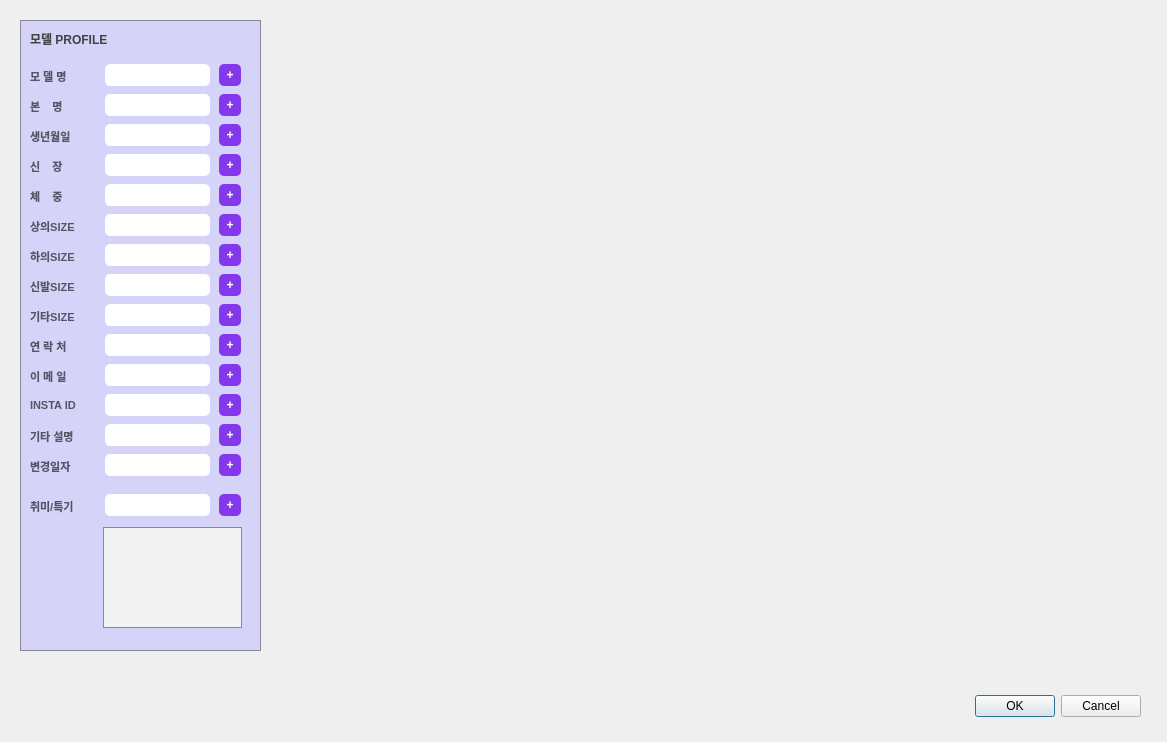
Old version of the form model_manager/model_info_window.ui in the repository ahns13/model_mng_program.
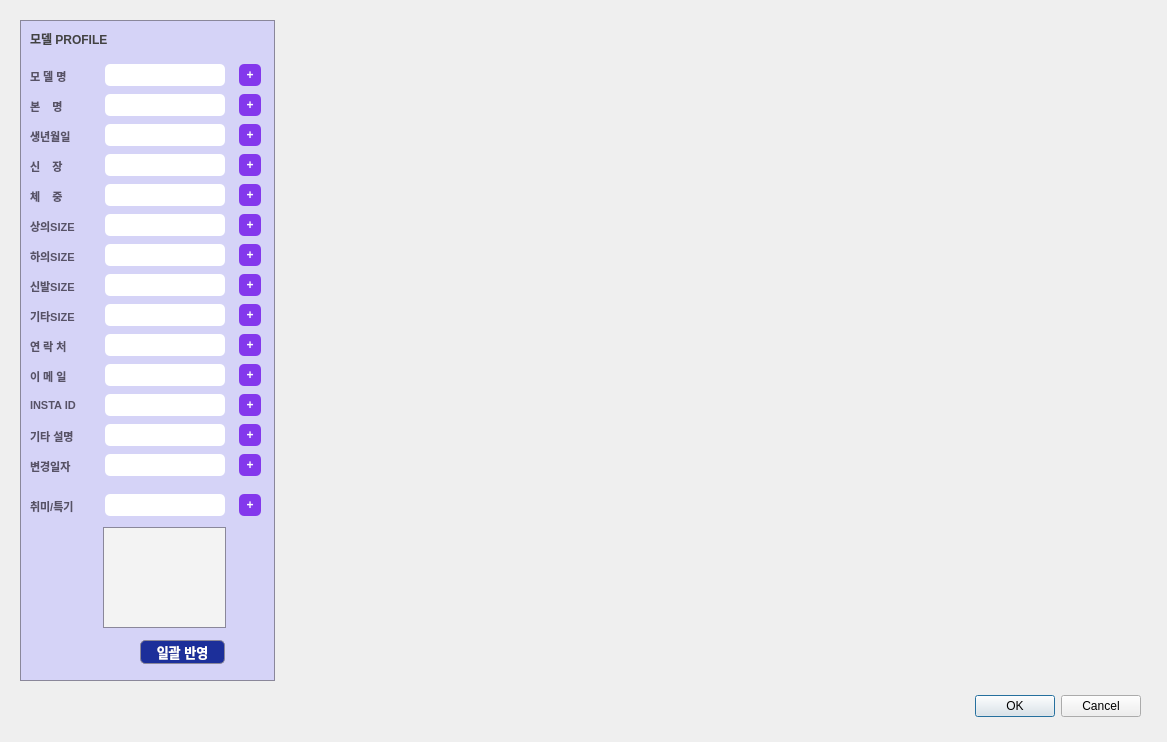
New version of the form.

Diff of the .ui file:
```diff
--- a/model_manager/model_info_window.ui
+++ b/model_manager/model_info_window.ui
@@ -34,8 +34,8 @@
     <rect>
      <x>20</x>
      <y>20</y>
-     <width>241</width>
-     <height>631</height>
+     <width>255</width>
+     <height>661</height>
     </rect>
    </property>
    <property name="autoFillBackground">
@@ -53,7 +53,7 @@
      <rect>
       <x>83</x>
       <y>507</y>
-      <width>139</width>
+      <width>123</width>
       <height>101</height>
      </rect>
     </property>
@@ -82,7 +82,7 @@
      <rect>
       <x>6</x>
       <y>40</y>
-      <width>230</width>
+      <width>240</width>
       <height>31</height>
      </rect>
     </property>
@@ -95,7 +95,7 @@
     <widget class="QPushButton" name="btn_profile_name">
      <property name="geometry">
       <rect>
-       <x>193</x>
+       <x>213</x>
        <y>4</y>
        <width>22</width>
        <height>22</height>
@@ -136,7 +136,7 @@
       <rect>
        <x>79</x>
        <y>4</y>
-       <width>105</width>
+       <width>120</width>
        <height>22</height>
       </rect>
      </property>
@@ -151,7 +151,7 @@
      <rect>
       <x>6</x>
       <y>70</y>
-      <width>230</width>
+      <width>240</width>
       <height>31</height>
      </rect>
     </property>
@@ -164,7 +164,7 @@
     <widget class="QPushButton" name="btn_profile_realname">
      <property name="geometry">
       <rect>
-       <x>193</x>
+       <x>213</x>
        <y>4</y>
        <width>22</width>
        <height>22</height>
@@ -205,7 +205,7 @@
       <rect>
        <x>79</x>
        <y>4</y>
-       <width>105</width>
+       <width>120</width>
        <height>22</height>
       </rect>
      </property>
@@ -220,7 +220,7 @@
      <rect>
       <x>6</x>
       <y>100</y>
-      <width>230</width>
+      <width>240</width>
       <height>31</height>
      </rect>
     </property>
@@ -233,7 +233,7 @@
     <widget class="QPushButton" name="btn_profile_birthDate">
      <property name="geometry">
       <rect>
-       <x>193</x>
+       <x>213</x>
        <y>4</y>
        <width>22</width>
        <height>22</height>
@@ -277,7 +277,7 @@
       <rect>
        <x>79</x>
        <y>4</y>
-       <width>105</width>
+       <width>120</width>
        <height>22</height>
       </rect>
      </property>
@@ -292,7 +292,7 @@
      <rect>
       <x>6</x>
       <y>130</y>
-      <width>230</width>
+      <width>240</width>
       <height>31</height>
      </rect>
     </property>
@@ -305,7 +305,7 @@
     <widget class="QPushButton" name="btn_profile_height">
      <property name="geometry">
       <rect>
-       <x>193</x>
+       <x>213</x>
        <y>4</y>
        <width>22</width>
        <height>22</height>
@@ -349,7 +349,7 @@
       <rect>
        <x>79</x>
        <y>4</y>
-       <width>105</width>
+       <width>120</width>
        <height>22</height>
       </rect>
      </property>
@@ -364,7 +364,7 @@
      <rect>
       <x>6</x>
       <y>160</y>
-      <width>230</width>
+      <width>240</width>
       <height>31</height>
      </rect>
     </property>
@@ -377,7 +377,7 @@
     <widget class="QPushButton" name="btn_profile_weight">
      <property name="geometry">
       <rect>
-       <x>193</x>
+       <x>213</x>
        <y>4</y>
        <width>22</width>
        <height>22</height>
@@ -421,7 +421,7 @@
       <rect>
        <x>79</x>
        <y>4</y>
-       <width>105</width>
+       <width>120</width>
        <height>22</height>
       </rect>
      </property>
@@ -436,7 +436,7 @@
      <rect>
       <x>6</x>
       <y>190</y>
-      <width>230</width>
+      <width>240</width>
       <height>31</height>
      </rect>
     </property>
@@ -449,7 +449,7 @@
     <widget class="QPushButton" name="btn_profile_topSize">
      <property name="geometry">
       <rect>
-       <x>193</x>
+       <x>213</x>
        <y>4</y>
        <width>22</width>
        <height>22</height>
@@ -493,7 +493,7 @@
       <rect>
        <x>79</x>
        <y>4</y>
-       <width>105</width>
+       <width>120</width>
        <height>22</height>
       </rect>
      </property>
@@ -508,7 +508,7 @@
      <rect>
       <x>6</x>
       <y>220</y>
-      <width>230</width>
+      <width>240</width>
       <height>31</height>
      </rect>
     </property>
@@ -521,7 +521,7 @@
     <widget class="QPushButton" name="btn_profile_patnsSize">
      <property name="geometry">
       <rect>
-       <x>193</x>
+       <x>213</x>
        <y>4</y>
        <width>22</width>
        <height>22</height>
@@ -565,7 +565,7 @@
       <rect>
        <x>79</x>
        <y>4</y>
-       <width>105</width>
+       <width>120</width>
        <height>22</height>
       </rect>
      </property>
@@ -580,7 +580,7 @@
      <rect>
       <x>6</x>
       <y>250</y>
-      <width>230</width>
+      <width>240</width>
       <height>31</height>
      </rect>
     </property>
@@ -593,7 +593,7 @@
     <widget class="QPushButton" name="btn_profile_shoeSize">
      <property name="geometry">
       <rect>
-       <x>193</x>
+       <x>213</x>
        <y>4</y>
        <width>22</width>
        <height>22</height>
@@ -637,7 +637,7 @@
       <rect>
        <x>79</x>
        <y>4</y>
-       <width>105</width>
+       <width>120</width>
        <height>22</height>
       </rect>
      </property>
@@ -652,7 +652,7 @@
      <rect>
       <x>6</x>
       <y>310</y>
-      <width>230</width>
+      <width>240</width>
       <height>31</height>
      </rect>
     </property>
@@ -665,7 +665,7 @@
     <widget class="QPushButton" name="btn_profile_tel">
      <property name="geometry">
       <rect>
-       <x>193</x>
+       <x>213</x>
        <y>4</y>
        <width>22</width>
        <height>22</height>
@@ -709,7 +709,7 @@
       <rect>
        <x>79</x>
        <y>4</y>
-       <width>105</width>
+       <width>120</width>
        <height>22</height>
       </rect>
      </property>
@@ -724,7 +724,7 @@
      <rect>
       <x>6</x>
       <y>340</y>
-      <width>230</width>
+      <width>240</width>
       <height>31</height>
      </rect>
     </property>
@@ -737,7 +737,7 @@
     <widget class="QPushButton" name="btn_profile_email">
      <property name="geometry">
       <rect>
-       <x>193</x>
+       <x>213</x>
        <y>4</y>
        <width>22</width>
        <height>22</height>
@@ -781,7 +781,7 @@
       <rect>
        <x>79</x>
        <y>4</y>
-       <width>105</width>
+       <width>120</width>
        <height>22</height>
       </rect>
      </property>
@@ -796,7 +796,7 @@
      <rect>
       <x>6</x>
       <y>400</y>
-      <width>230</width>
+      <width>240</width>
       <height>31</height>
      </rect>
     </property>
@@ -809,7 +809,7 @@
     <widget class="QPushButton" name="btn_profile_desc">
      <property name="geometry">
       <rect>
-       <x>193</x>
+       <x>213</x>
        <y>4</y>
        <width>22</width>
        <height>22</height>
@@ -853,7 +853,7 @@
       <rect>
        <x>79</x>
        <y>4</y>
-       <width>105</width>
+       <width>120</width>
        <height>22</height>
       </rect>
      </property>
@@ -868,7 +868,7 @@
      <rect>
       <x>6</x>
       <y>280</y>
-      <width>230</width>
+      <width>240</width>
       <height>31</height>
      </rect>
     </property>
@@ -881,7 +881,7 @@
     <widget class="QPushButton" name="btn_profile_otherSize">
      <property name="geometry">
       <rect>
-       <x>193</x>
+       <x>213</x>
        <y>4</y>
        <width>22</width>
        <height>22</height>
@@ -925,7 +925,7 @@
       <rect>
        <x>79</x>
        <y>4</y>
-       <width>105</width>
+       <width>120</width>
        <height>22</height>
       </rect>
      </property>
@@ -940,7 +940,7 @@
      <rect>
       <x>6</x>
       <y>370</y>
-      <width>230</width>
+      <width>240</width>
       <height>31</height>
      </rect>
     </property>
@@ -953,7 +953,7 @@
     <widget class="QPushButton" name="btn_profile_instaId">
      <property name="geometry">
       <rect>
-       <x>193</x>
+       <x>213</x>
        <y>4</y>
        <width>22</width>
        <height>22</height>
@@ -997,7 +997,7 @@
       <rect>
        <x>79</x>
        <y>4</y>
-       <width>105</width>
+       <width>120</width>
        <height>22</height>
       </rect>
      </property>
@@ -1012,7 +1012,7 @@
      <rect>
       <x>6</x>
       <y>430</y>
-      <width>230</width>
+      <width>240</width>
       <height>31</height>
      </rect>
     </property>
@@ -1025,7 +1025,7 @@
     <widget class="QPushButton" name="btn_profile_modDate">
      <property name="geometry">
       <rect>
-       <x>193</x>
+       <x>213</x>
        <y>4</y>
        <width>22</width>
        <height>22</height>
@@ -1069,7 +1069,7 @@
       <rect>
        <x>79</x>
        <y>4</y>
-       <width>105</width>
+       <width>120</width>
        <height>22</height>
       </rect>
      </property>
@@ -1084,7 +1084,7 @@
      <rect>
       <x>6</x>
       <y>470</y>
-      <width>230</width>
+      <width>240</width>
       <height>31</height>
      </rect>
     </property>
@@ -1097,7 +1097,7 @@
     <widget class="QPushButton" name="btn_profile_hobbynspec">
      <property name="geometry">
       <rect>
-       <x>193</x>
+       <x>213</x>
        <y>4</y>
        <width>22</width>
        <height>22</height>
@@ -1141,7 +1141,7 @@
       <rect>
        <x>79</x>
        <y>4</y>
-       <width>105</width>
+       <width>120</width>
        <height>22</height>
       </rect>
      </property>
@@ -1151,6 +1151,30 @@
      </property>
     </widget>
    </widget>
+   <widget class="QPushButton" name="btn_profile_all_save">
+    <property name="geometry">
+     <rect>
+      <x>120</x>
+      <y>620</y>
+      <width>85</width>
+      <height>24</height>
+     </rect>
+    </property>
+    <property name="cursor">
+     <cursorShape>PointingHandCursor</cursorShape>
+    </property>
+    <property name="styleSheet">
+     <string notr="true">font: 13px;
+font-weight: bold;
+background-color: rgb(28, 47, 154);
+color: white;
+border-radius: 5px;
+cursor: pointer;</string>
+    </property>
+    <property name="text">
+     <string>일괄 반영</string>
+    </property>
+   </widget>
   </widget>
  </widget>
  <resources/>
```
Left out of the diff: 72 changed lines with no effect on the pictures.
